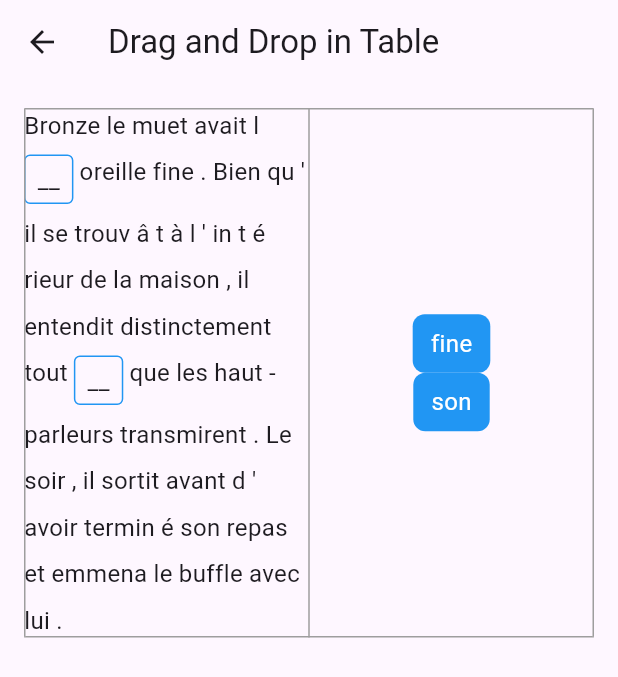
After one commit to Manoj882/flutter_widget_example, a Flutter app: the DragAndDropTable screen opened directly, on a phone screen of 412 x 824 dp. The commit adds this screen. Shown: the top 677 px of the screen. Run offline on Flutter 3.47's test engine with Material 3 defaults, Android fonts, the phone set to English and light mode, and no system bars; our stand-ins replace cached_network_image, confetti, flutter_svg, flutter_tts, flutter_widget_from_html_core, image_cropper and 4 more; missing offline and left inert: dart:ffi, flutter_inappwebview.

```diff
--- /dev/null
+++ b/lib/screens/draggable_example/draggable_example1.dart
@@ -0,0 +1,209 @@
+// import 'package:flutter/material.dart';
+
+
+
+
+// class DragAndDropPage extends StatefulWidget {
+//   const DragAndDropPage({super.key});
+
+//   @override
+//   State<DragAndDropPage> createState() => _DragAndDropPageState();
+// }
+
+// class _DragAndDropPageState extends State<DragAndDropPage> {
+//   @override
+//   Widget build(BuildContext context) {
+//     return Scaffold(
+//       appBar: AppBar(title: const Text("Drag and Drop Example"),),
+
+//       body: Padding(
+//         padding: const EdgeInsets.all(20.0),
+//         child: Column(
+//           crossAxisAlignment: CrossAxisAlignment.start,
+//           mainAxisAlignment: MainAxisAlignment.spaceAround,
+//           children: [
+//             Table(
+//                columnWidths: const {
+//                 0: FlexColumnWidth(),
+//                 1: FixedColumnWidth(100.0),
+//               },
+//               border: TableBorder.all(),
+//               children: [
+//                 TableRow(
+//                   children: [
+//                     TableCell(child: Text("Bronze le muet avait l'oreille. Bien qu'il se trouvât à l'intérieur de la maison, il entendit distinctement tout ce que les haut-parleurs transmirent. Le soir, il sortit avant d'avoir terminé repas et emmena le buffle avec lui.")),
+//                     TableCell(child: Column(
+//                       children: [
+//                         Text("fine"),
+//                         Text('son'),
+//                       ],
+//                     ),),
+//                   ],
+
+//                 ),
+//               ],
+
+//             ),
+//           ],
+
+//         ),
+//       ),
+//     );
+//   }
+// }
+
+
+
+
+
+
+import 'package:flutter/material.dart';
+
+
+class DragAndDropTable extends StatefulWidget {
+  @override
+  _DragAndDropTableState createState() => _DragAndDropTableState();
+}
+
+class _DragAndDropTableState extends State<DragAndDropTable> {
+  final String text = """
+Bronze le muet avait l'oreille fine. Bien qu'il se trouvât à l'in
+térieur de la maison, il entendit distinctement tout ce
+que les haut-parleurs transmirent. Le soir, il sortit avant
+d'avoir terminé son repas et emmena le buffle avec lui.
+""";
+
+  final List<String> candidates = ["fine", "son"];
+  final Map<int, String> targetIndexes = {5: "fine", 32: "son"};
+  final Map<int, String> matchedWords = {};
+
+  List<String> splitText() {
+    return text.split(RegExp(r'(\s+|\b)')); // Split the text preserving spaces and punctuation
+  }
+
+  @override
+  Widget build(BuildContext context) {
+    final words = splitText();
+
+    return Scaffold(
+      appBar: AppBar(
+        title: Text("Drag and Drop in Table"),
+      ),
+      body: Padding(
+        padding: const EdgeInsets.all(16.0),
+        child: Table(
+          border: TableBorder.all(color: Colors.grey),
+          children: [
+            TableRow(
+              children: [
+                // Left column: Text without candidates
+                TableCell(
+                  verticalAlignment: TableCellVerticalAlignment.middle,
+                  child: Wrap(
+                    spacing: 4.0,
+                    runSpacing: 8.0,
+                    children: words.asMap().entries.map((entry) {
+                      final index = entry.key;
+                      final word = entry.value;
+
+                      // If it's a target word, show a DragTarget
+                      if (targetIndexes.containsKey(index) &&
+                          !matchedWords.containsKey(index)) {
+                        return DragTarget<String>(
+                          onAccept: (data) {
+                            if (data == targetIndexes[index]) {
+                              setState(() {
+                                matchedWords[index] = data;
+                              });
+                            }
+                          },
+                          builder: (context, candidateData, rejectedData) {
+                            return Container(
+                              padding: EdgeInsets.symmetric(
+                                  horizontal: 8.0, vertical: 4.0),
+                              decoration: BoxDecoration(
+                                border: Border.all(color: Colors.blue),
+                                borderRadius: BorderRadius.circular(4.0),
+                              ),
+                              child: Text(
+                                matchedWords[index] ?? "__",
+                                style: TextStyle(fontSize: 16),
+                              ),
+                            );
+                          },
+                        );
+                      }
+
+                      // Render normal words
+                      return Text(
+                        word,
+                        style: TextStyle(fontSize: 16),
+                      );
+                    }).toList(),
+                  ),
+                ),
+                // Right column: Candidate words
+                TableCell(
+                  verticalAlignment: TableCellVerticalAlignment.middle,
+                  child: Column(
+                    children: candidates
+                        .where((word) => !matchedWords.containsValue(word))
+                        .map((word) => Draggable<String>(
+                              data: word,
+                              feedback: Material(
+                                color: Colors.transparent,
+                                child: Container(
+                                  padding: EdgeInsets.symmetric(
+                                      horizontal: 12.0, vertical: 8.0),
+                                  decoration: BoxDecoration(
+                                    color: Colors.blue,
+                                    borderRadius: BorderRadius.circular(8.0),
+                                  ),
+                                  child: Text(
+                                    word,
+                                    style: TextStyle(
+                                        color: Colors.white, fontSize: 16),
+                                  ),
+                                ),
+                              ),
+                              childWhenDragging: Opacity(
+                                opacity: 0.5,
+                                child: Container(
+                                  padding: EdgeInsets.symmetric(
+                                      horizontal: 12.0, vertical: 8.0),
+                                  decoration: BoxDecoration(
+                                    color: Colors.blue,
+                                    borderRadius: BorderRadius.circular(8.0),
+                                  ),
+                                  child: Text(
+                                    word,
+                                    style: TextStyle(
+                                        color: Colors.white, fontSize: 16),
+                                  ),
+                                ),
+                              ),
+                              child: Container(
+                                padding: EdgeInsets.symmetric(
+                                    horizontal: 12.0, vertical: 8.0),
+                                decoration: BoxDecoration(
+                                  color: Colors.blue,
+                                  borderRadius: BorderRadius.circular(8.0),
+                                ),
+                                child: Text(
+                                  word,
+                                  style: TextStyle(
+                                      color: Colors.white, fontSize: 16),
+                                ),
+                              ),
+                            ))
+                        .toList(),
+                  ),
+                ),
+              ],
+            ),
+          ],
+        ),
+      ),
+    );
+  }
+}
```
Also changed, not shown: lib/main.dart (+9 -1 lines), lib/screens/dispose_example/dispose_example.dart (added, +220 -0 lines), lib/screens/draggable_example/draggable_index_range_example.dart (added, +201 -0 lines).
